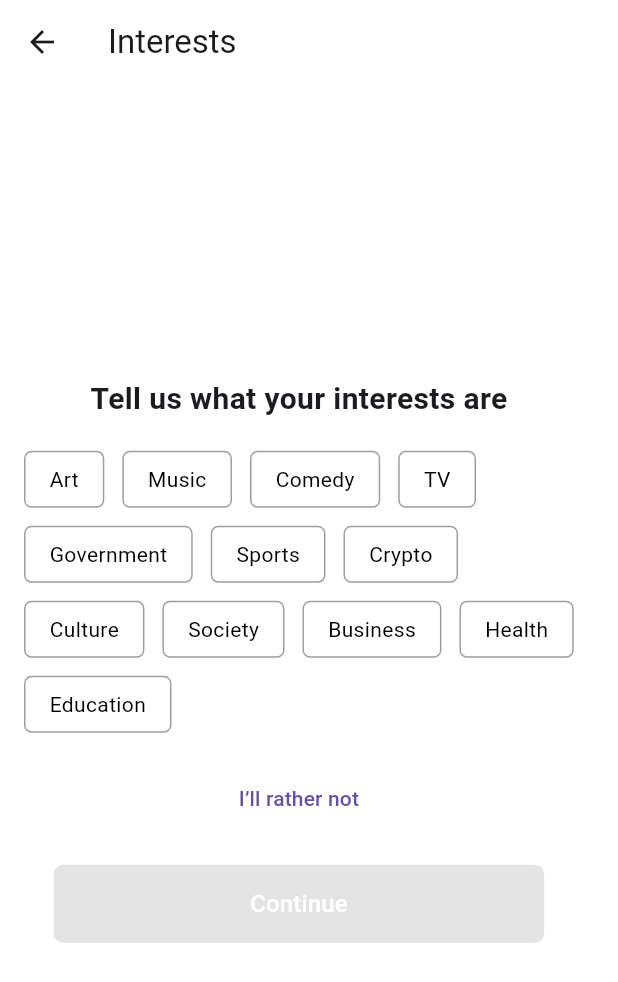
After one commit to xosadmin/cits5206-frontend, a Flutter app: the InterestsPage screen opened by its route, on a phone screen of 412 x 824 dp. The commit adds this screen. Shown: the top 982 px of the screen. Run offline on Flutter 3.47's test engine with Material 3 defaults, Android fonts, the phone set to English and light mode, and no system bars; our stand-ins replace mask_text_input_formatter, smooth_page_indicator.

Commit message:
import, interests and subscriptions pages layout

```diff
--- /dev/null
+++ b/lib/pages/interests.dart
@@ -0,0 +1,136 @@
+import 'package:flutter/material.dart';
+
+class InterestsPage extends StatefulWidget {
+  const InterestsPage({super.key});
+
+  @override
+  _InterestsPageState createState() => _InterestsPageState();
+}
+
+class _InterestsPageState extends State<InterestsPage> {
+  final List<String> interests = [
+    'Art',
+    'Music',
+    'Comedy',
+    'TV',
+    'Government',
+    'Sports',
+    'Crypto',
+    'Culture',
+    'Society',
+    'Business',
+    'Health',
+    'Education'
+  ];
+
+  final Set<String> selectedInterests = {};
+
+  @override
+  Widget build(BuildContext context) {
+    return Scaffold(
+      appBar: AppBar(title: const Text('Interests')),
+      body: Padding(
+        padding: const EdgeInsets.symmetric(horizontal: 16.0),
+        child: Column(
+          mainAxisAlignment: MainAxisAlignment.center,
+          children: [
+            // 第一部分: 标题
+            const Text(
+              'Tell us what your interests are',
+              style: TextStyle(
+                fontSize: 20,
+                fontWeight: FontWeight.bold,
+              ),
+            ),
+            const SizedBox(height: 20),
+
+            // 第二部分: 标签选择
+            Wrap(
+              spacing: 12.0,
+              runSpacing: 12.0,
+              children: interests.map((interest) {
+                final isSelected = selectedInterests.contains(interest);
+                return GestureDetector(
+                  onTap: () {
+                    setState(() {
+                      if (isSelected) {
+                        selectedInterests.remove(interest);
+                      } else {
+                        selectedInterests.add(interest);
+                      }
+                    });
+                  },
+                  child: Container(
+                    padding:
+                        const EdgeInsets.symmetric(horizontal: 16, vertical: 8),
+                    decoration: BoxDecoration(
+                      gradient: isSelected
+                          ? const LinearGradient(
+                              colors: [Color(0xFF00008B), Color(0xFF1D1DD1)],
+                              begin: Alignment.topLeft,
+                              end: Alignment.bottomRight,
+                            )
+                          : null,
+                      color: isSelected ? null : Colors.white,
+                      borderRadius: BorderRadius.circular(5),
+                      border: Border.all(
+                        color: isSelected ? Colors.transparent : Colors.grey,
+                      ),
+                    ),
+                    child: Text(
+                      interest,
+                      style: TextStyle(
+                        color: isSelected ? Colors.white : Colors.black,
+                      ),
+                    ),
+                  ),
+                );
+              }).toList(),
+            ),
+
+            const SizedBox(height: 20),
+
+            // 第三部分: 按钮
+            if (selectedInterests.isEmpty)
+              TextButton(
+                onPressed: () {
+                  // 跳过逻辑
+                },
+                child: const Text('I’ll rather not'),
+              ),
+
+            const SizedBox(height: 20),
+
+            // Continue 按钮
+            SizedBox(
+              width: 327,
+              height: 52,
+              child: ElevatedButton(
+                onPressed: selectedInterests.isEmpty
+                    ? null
+                    : () {
+                        // Continue 按钮逻辑
+                      },
+                style: ElevatedButton.styleFrom(
+                  backgroundColor: selectedInterests.isEmpty
+                      ? const Color(0xFF6B7680) // 灰色状态
+                      : const Color(0xFF00008B), // 深蓝色
+                  shape: RoundedRectangleBorder(
+                    borderRadius: BorderRadius.circular(6),
+                  ),
+                ),
+                child: const Text(
+                  'Continue',
+                  style: TextStyle(
+                    color: Colors.white,
+                    fontSize: 16,
+                  ),
+                ),
+              ),
+            ),
+          ],
+        ),
+      ),
+    );
+  }
+}
```
Also changed, not shown: lib/main.dart (+10 -2 lines), lib/pages/forgot_pwd.dart (+12 -10 lines), lib/pages/get_started.dart (+16 -13 lines), lib/pages/import.dart (+98 -0 lines), lib/pages/new_pwd.dart (+22 -17 lines), lib/pages/sign_in.dart (+34 -31 lines), lib/pages/sign_up.dart (+33 -31 lines), lib/pages/signup_setting.dart (+26 -18 lines), lib/pages/subscriptions.dart (added, +172 -0 lines), lib/pages/verify_mail.dart (+12 -10 lines), lib/pages/welcome.dart (+13 -11 lines), assets/icons/applemusic.png (added), assets/icons/spotify.png (added), assets/icons/youtube.png (added), 3 other files.
